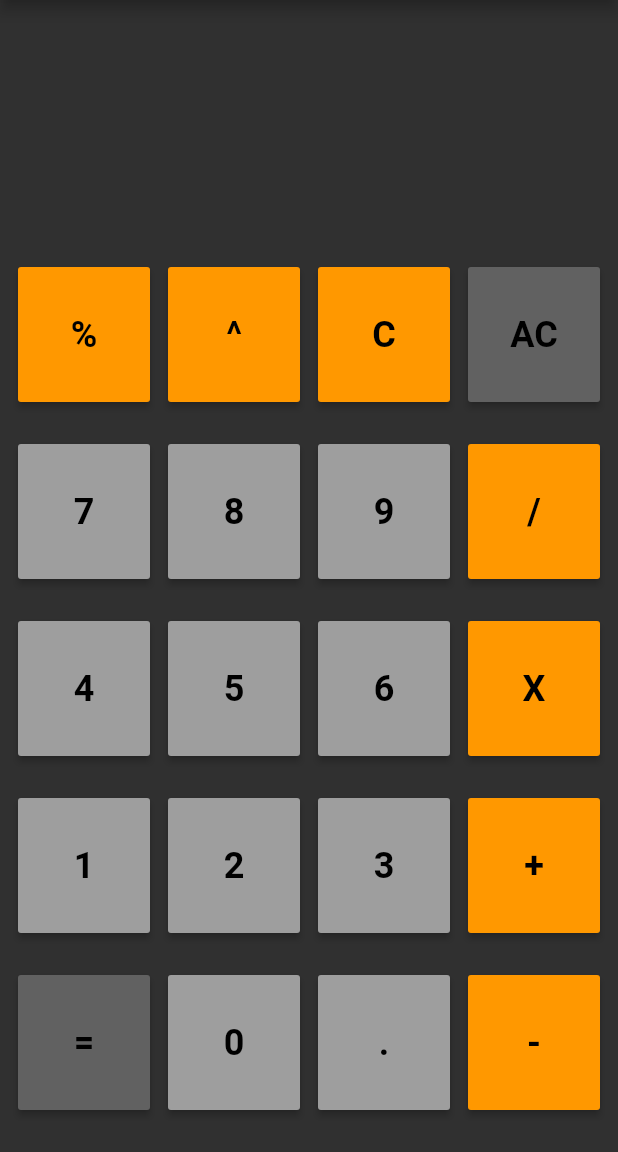
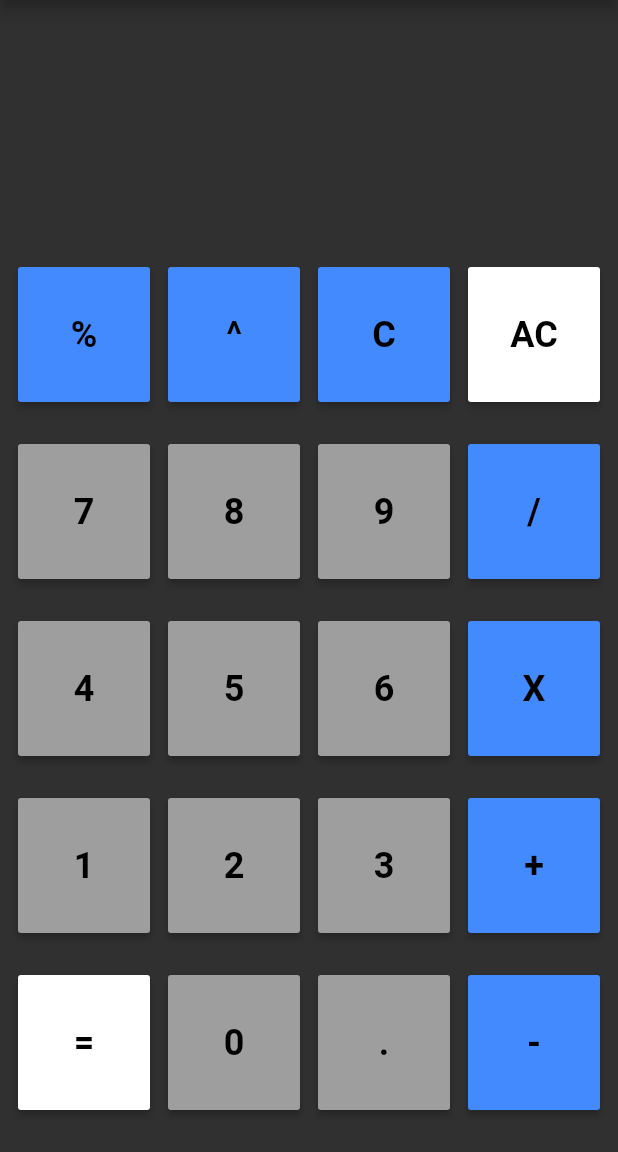
Before and after one commit to Amirul-Islam-Chowdhury/my-calculator-school, a Flutter app: the screen it shows after launch, on a phone screen of 412 x 824 dp, the part 84-1236 px from its top. Run offline on Flutter 3.47's test engine with Material 2 defaults, Android fonts, the phone set to English and light mode, and no system bars; our stand-ins replace shared_preferences; missing offline and left inert: dart:html.

Commit message:
historyupdate

```diff
--- a/lib/Calculator.dart
+++ b/lib/Calculator.dart
@@ -2,6 +2,7 @@
 // ignore_for_file: file_names
 
 import 'dart:convert';
+import 'dart:html';
 import 'dart:math';
 
 import 'package:flutter/gestures.dart';
@@ -12,9 +13,8 @@ import 'history/historyScreen.dart';
 import 'ConverterFolder/Converter.dart';
 
 class HomePage extends StatefulWidget {
-  // creating a stateful widget
   @override
-  State createState() => new HomePageState(); // creating the state
+  State createState() => new HomePageState();
 }
 
 class HomePageState extends State<HomePage> {
@@ -115,6 +115,9 @@ class HomePageState extends State<HomePage> {
           io = io + key;
         });
     }
+
+    // history Track
+
     setState(() {
       displayData = io;
     });
@@ -151,7 +154,7 @@ class HomePageState extends State<HomePage> {
         child: Text(key,
             style: TextStyle(fontWeight: FontWeight.bold, fontSize: 24.0)),
         textColor: Colors.black,
-        color: Colors.orange,
+        color: Colors.blueAccent,
         onPressed: () => _controller(key),
       );
 
@@ -160,20 +163,18 @@ class HomePageState extends State<HomePage> {
       child: Text(key,
           style: TextStyle(fontWeight: FontWeight.bold, fontSize: 24.0)),
       textColor: Colors.black,
-      color: Colors.grey[700],
+      color: Colors.white,
       onPressed: () => _controller(key),
     );
   }
 
   @override
   Widget build(BuildContext context) {
-    // creating the widget
-    // ignore: unnecessary_new
-    return new Scaffold(
-      appBar: new AppBar(
+    return Scaffold(
+      appBar: AppBar(
         //defines the content of the Appbar
         // ignore: prefer_const_constructors
-        title: new Text(
+        title: Text(
           "Calculator",
           style: TextStyle(color: Colors.white, fontSize: 20.0),
         ),
@@ -186,20 +187,15 @@ class HomePageState extends State<HomePage> {
       drawer: Drawer(
         child: ListView(
           children: [
-            const DrawerHeader(
-              child: Text(
-                ' Options ',
-                style: TextStyle(
-                  fontSize: 20.0,
-                ),
-              ),
-              padding: EdgeInsets.symmetric(vertical: 50.0, horizontal: 50.0),
-              decoration: BoxDecoration(
-                color: Colors.grey,
-              ),
-            ),
+            Padding(padding: EdgeInsets.all(50.0)),
             ListTile(
-              title: Text('Converter'),
+              tileColor: Colors.lightBlue,
+              title: Text('Converter',
+                  textAlign: TextAlign.center,
+                  style: TextStyle(
+                    color: Colors.white,
+                    fontSize: 20,
+                  )),
               onTap: () {
                 Navigator.push(
                   context,
@@ -207,8 +203,15 @@ class HomePageState extends State<HomePage> {
                 );
               },
             ),
+            Padding(padding: EdgeInsets.only(top: 10.0)),
             ListTile(
-              title: Text('History'),
+              tileColor: Colors.lightBlue,
+              title: Text('History',
+                  textAlign: TextAlign.center,
+                  style: TextStyle(
+                    color: Colors.white,
+                    fontSize: 20,
+                  )),
               onTap: () {
                 Navigator.push(
                   context,
@@ -219,7 +222,7 @@ class HomePageState extends State<HomePage> {
           ],
         ),
       ),
-      body: new Container(
+      body: Container(
         //defines the content of the body
         child: Column(
           mainAxisAlignment: MainAxisAlignment.spaceEvenly,
@@ -250,7 +253,7 @@ class HomePageState extends State<HomePage> {
             Row(
               mainAxisAlignment: MainAxisAlignment.spaceEvenly,
               children: <Widget>[
-                _button("%", "operator"), // using custom widget _button
+                _button("%", "operator"),
                 _button("^", "operator"),
                 _button("C", "operator"),
                 _button("AC", "output")
@@ -259,7 +262,7 @@ class HomePageState extends State<HomePage> {
             Row(
               mainAxisAlignment: MainAxisAlignment.spaceEvenly,
               children: <Widget>[
-                _button("7", "input"), // using custom widget _button
+                _button("7", "input"),
                 _button("8", "input"),
                 _button("9", "input"),
                 _button("/", "operator")
@@ -268,7 +271,7 @@ class HomePageState extends State<HomePage> {
             Row(
               mainAxisAlignment: MainAxisAlignment.spaceEvenly,
               children: <Widget>[
-                _button("4", "input"), // using custom widget _button
+                _button("4", "input"),
                 _button("5", "input"),
                 _button("6", "input"),
                 _button("X", "operator")
@@ -277,7 +280,7 @@ class HomePageState extends State<HomePage> {
             Row(
               mainAxisAlignment: MainAxisAlignment.spaceEvenly,
               children: <Widget>[
-                _button("1", "input"), // using custom widget _button
+                _button("1", "input"),
                 _button("2", "input"),
                 _button("3", "input"),
                 _button("+", "operator")
@@ -286,7 +289,7 @@ class HomePageState extends State<HomePage> {
             Row(
               mainAxisAlignment: MainAxisAlignment.spaceEvenly,
               children: <Widget>[
-                _button("=", "output"), // using custom widget _button
+                _button("=", "output"),
                 _button("0", "input"),
                 _button(".", "input"),
                 _button("-", "operator"),
--- a/lib/ConverterFolder/Converter.dart
+++ b/lib/ConverterFolder/Converter.dart
@@ -40,7 +40,7 @@ class _ConveterState extends State<Converter> {
                 children: <Widget>[
                   MaterialButton(
                       child: Text(" Convert"),
-                      color: Colors.orangeAccent,
+                      color: Colors.blueAccent,
                       onPressed: doConvert)
                 ],
               ),
--- a/lib/history/historyScreen.dart
+++ b/lib/history/historyScreen.dart
@@ -36,9 +36,10 @@ class _HistoryScreenState extends State<HistoryScreen> {
                 child: Column(children: [
                   SizedBox(
                     child: Text(
-                      'history : ${historyLists[index]}',
+                      ' =>  ${historyLists[index]}',
                       style: const TextStyle(
-                          fontSize: 18, fontWeight: FontWeight.w400),
+                        fontSize: 20,
+                      ),
                     ),
                   )
                 ]));
@@ -49,7 +50,7 @@ class _HistoryScreenState extends State<HistoryScreen> {
       appBar: AppBar(
         title: const Text("History"),
         centerTitle: true,
-        backgroundColor: Colors.orangeAccent,
+        backgroundColor: Colors.blueAccent,
       ),
       body: SingleChildScrollView(
         child: Stack(
```
